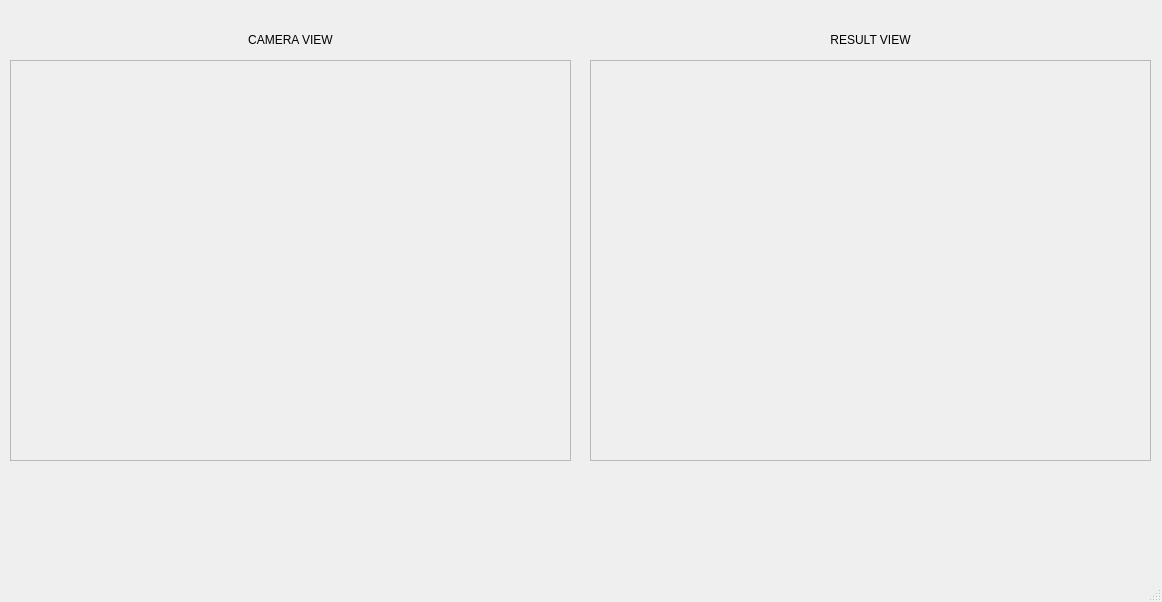
Qt form ui/main_window.ui (Sargastico/insp3ct0r) before a commit.
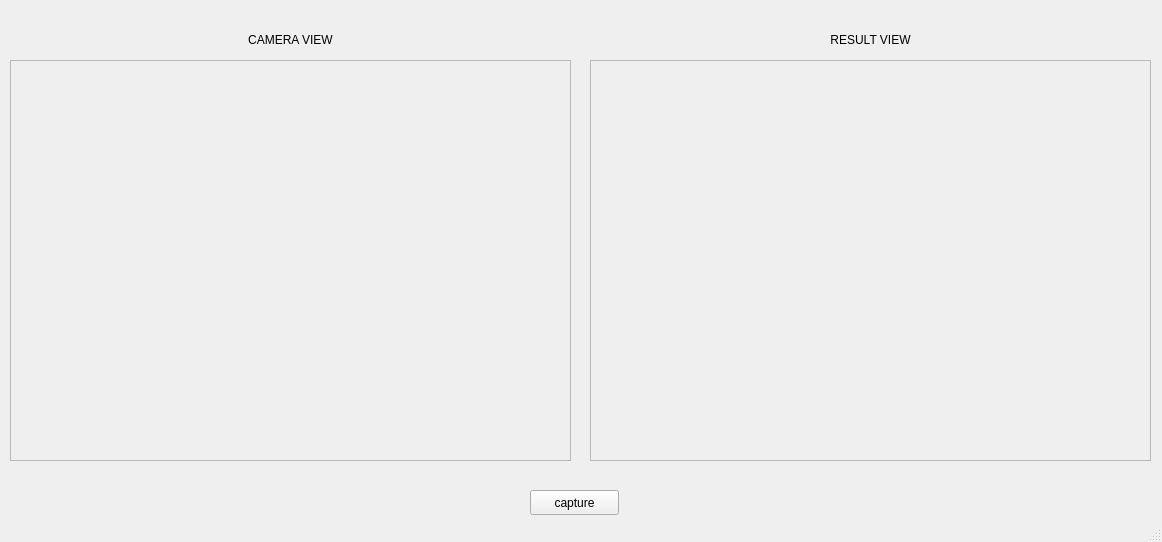
The same form after that commit.

Patch:
```diff
--- a/ui/main_window.ui
+++ b/ui/main_window.ui
@@ -10,7 +10,7 @@
     <x>0</x>
     <y>0</y>
     <width>1162</width>
-    <height>602</height>
+    <height>542</height>
    </rect>
   </property>
   <property name="sizePolicy">
@@ -93,6 +93,19 @@
      <set>Qt::AlignCenter</set>
     </property>
    </widget>
+   <widget class="QPushButton" name="captureButton">
+    <property name="geometry">
+     <rect>
+      <x>530</x>
+      <y>490</y>
+      <width>89</width>
+      <height>25</height>
+     </rect>
+    </property>
+    <property name="text">
+     <string>capture</string>
+    </property>
+   </widget>
   </widget>
   <widget class="QStatusBar" name="statusbar"/>
  </widget>
```
